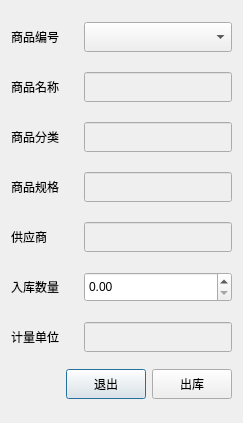
First picture: the form in Qt/ERP/dialoggoodsin.ui, repository superp2017/NTERP, before the edit.
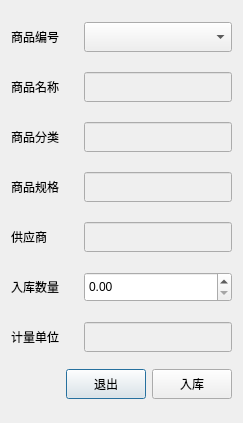
Second picture: the form after the edit.

```diff
--- a/Qt/ERP/dialoggoodsin.ui
+++ b/Qt/ERP/dialoggoodsin.ui
@@ -198,7 +198,7 @@
         </size>
        </property>
        <property name="text">
-        <string>出库</string>
+        <string>入库</string>
        </property>
       </widget>
      </item>
```
